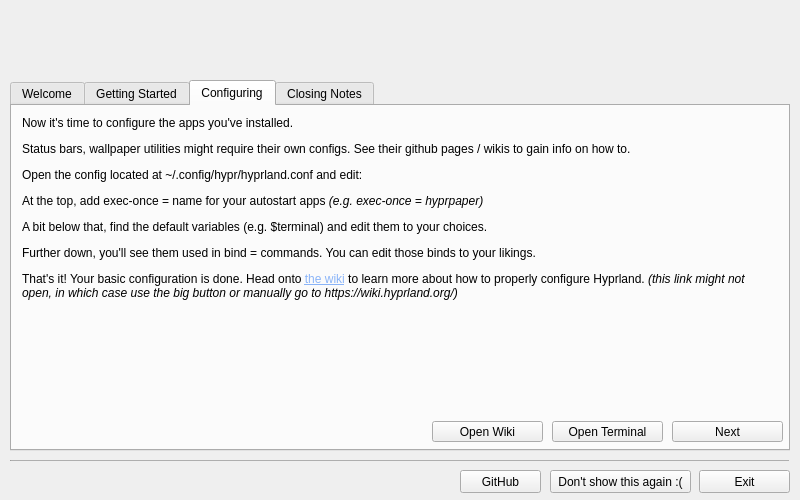
First picture: the form in chyprlandwelcome.ui, repository hyprwm/hyprland-welcome, before the edit.
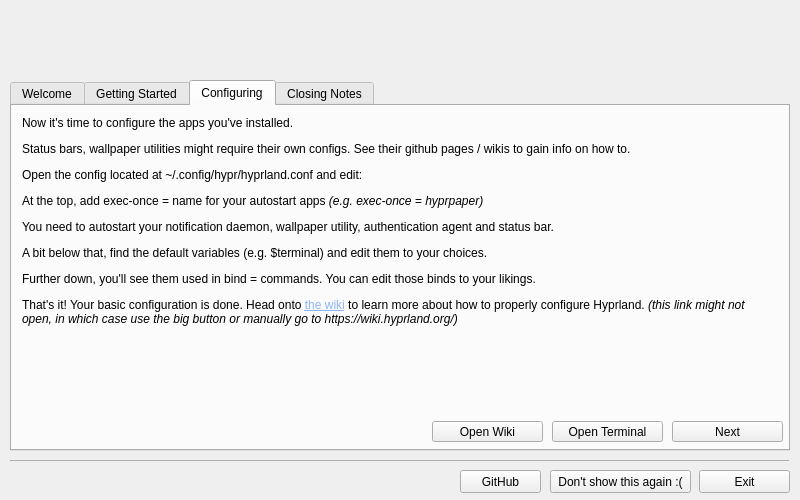
Second picture: the form after the edit. The open tabs and pages were chosen to show the change. Icons and pictures are not drawn.

Commit message: clarify autostrat

Patch:
```diff
--- a/chyprlandwelcome.ui
+++ b/chyprlandwelcome.ui
@@ -402,11 +402,11 @@
         <x>10</x>
         <y>10</y>
         <width>751</width>
-        <height>241</height>
+        <height>271</height>
        </rect>
       </property>
       <property name="text">
-       <string>&lt;html&gt;&lt;head/&gt;&lt;body&gt;&lt;p&gt;Now it's time to configure the apps you've installed.&lt;/p&gt;&lt;p&gt;Status bars, wallpaper utilities might require their own configs. See their github pages / wikis to gain info on how to.&lt;/p&gt;&lt;p&gt;Open the config located at ~/.config/hypr/hyprland.conf and edit:&lt;/p&gt;&lt;p&gt;At the top, add exec-once = name for your autostart apps &lt;span style=&quot; font-style:italic;&quot;&gt;(e.g. exec-once = hyprpaper)&lt;/span&gt;&lt;/p&gt;&lt;p&gt;A bit below that, find the default variables (e.g. $terminal) and edit them to your choices.&lt;/p&gt;&lt;p&gt;Further down, you'll see them used in bind = commands. You can edit those binds to your likings.&lt;/p&gt;&lt;p&gt;That's it! Your basic configuration is done. Head onto &lt;a href=&quot;https://wiki.hyprland.org/Configuring/Configuring-Hyprland/&quot;&gt;&lt;span style=&quot; text-decoration: underline; color:#8ab4f8;&quot;&gt;the wiki&lt;/span&gt;&lt;/a&gt; to learn more about how to properly configure Hyprland. &lt;span style=&quot; font-style:italic;&quot;&gt;(this link might not open, in which case use the big button or manually go to https://wiki.hyprland.org/)&lt;/span&gt;&lt;/p&gt;&lt;/body&gt;&lt;/html&gt;</string>
+       <string>&lt;html&gt;&lt;head/&gt;&lt;body&gt;&lt;p&gt;Now it's time to configure the apps you've installed.&lt;/p&gt;&lt;p&gt;Status bars, wallpaper utilities might require their own configs. See their github pages / wikis to gain info on how to.&lt;/p&gt;&lt;p&gt;Open the config located at ~/.config/hypr/hyprland.conf and edit:&lt;/p&gt;&lt;p&gt;At the top, add exec-once = name for your autostart apps &lt;span style=&quot; font-style:italic;&quot;&gt;(e.g. exec-once = hyprpaper)&lt;/span&gt;&lt;/p&gt;&lt;p&gt;You need to autostart your notification daemon, wallpaper utility, authentication agent and status bar.&lt;/p&gt;&lt;p&gt;A bit below that, find the default variables (e.g. $terminal) and edit them to your choices.&lt;/p&gt;&lt;p&gt;Further down, you'll see them used in bind = commands. You can edit those binds to your likings.&lt;/p&gt;&lt;p&gt;That's it! Your basic configuration is done. Head onto &lt;a href=&quot;https://wiki.hyprland.org/Configuring/Configuring-Hyprland/&quot;&gt;&lt;span style=&quot; text-decoration: underline; color:#8ab4f8;&quot;&gt;the wiki&lt;/span&gt;&lt;/a&gt; to learn more about how to properly configure Hyprland. &lt;span style=&quot; font-style:italic;&quot;&gt;(this link might not open, in which case use the big button or manually go to https://wiki.hyprland.org/)&lt;/span&gt;&lt;/p&gt;&lt;/body&gt;&lt;/html&gt;</string>
       </property>
       <property name="alignment">
        <set>Qt::AlignLeading|Qt::AlignLeft|Qt::AlignTop</set>
```
Left out of the diff: 2 changed lines with no effect on the pictures.
